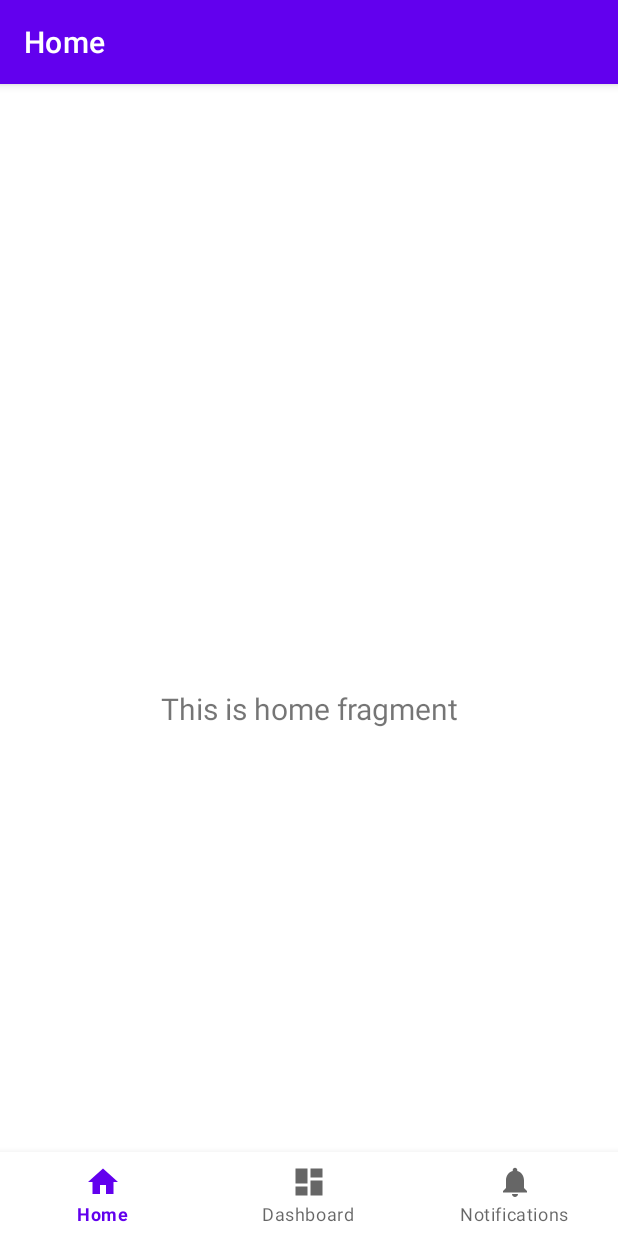
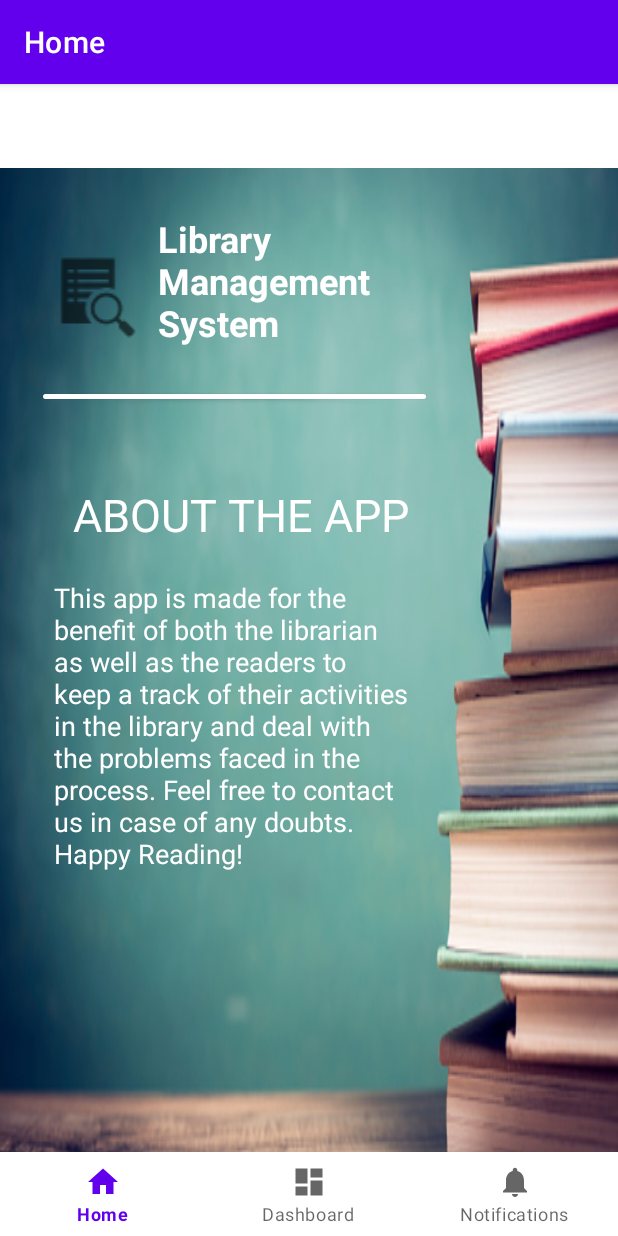
Before and after one commit to tusharnankani/library-management-system, an Android app: the screen it shows after launch (MainActivity), on a phone screen of 412 x 824 dp. Run offline under Robolectric (Android 15) with nearby library versions, the phone set to English and light mode, and no system bars; our stand-ins replace navigation-ui.

Commit message:
:books: chore: add Homepage
Title and description of the app

```diff
--- a/app/src/main/java/com/example/librarymanagementsystem/ui/home/HomeFragment.java
+++ b/app/src/main/java/com/example/librarymanagementsystem/ui/home/HomeFragment.java
@@ -23,11 +23,11 @@ public class HomeFragment extends Fragment {
         homeViewModel =
                 new ViewModelProvider(this).get(HomeViewModel.class);
         View root = inflater.inflate(R.layout.fragment_home, container, false);
-        final TextView textView = root.findViewById(R.id.text_home);
+        //final TextView textView = root.findViewById(R.id.text_home);
         homeViewModel.getText().observe(getViewLifecycleOwner(), new Observer<String>() {
             @Override
             public void onChanged(@Nullable String s) {
-                textView.setText(s);
+                //textView.setText(s);
             }
         });
         return root;
--- a/app/src/main/res/layout/fragment_home.xml
+++ b/app/src/main/res/layout/fragment_home.xml
@@ -4,19 +4,73 @@
     xmlns:tools="http://schemas.android.com/tools"
     android:layout_width="match_parent"
     android:layout_height="match_parent"
+    android:background="@drawable/books1"
     tools:context=".ui.home.HomeFragment">
 
     <TextView
-        android:id="@+id/text_home"
-        android:layout_width="match_parent"
-        android:layout_height="wrap_content"
-        android:layout_marginStart="8dp"
-        android:layout_marginTop="8dp"
-        android:layout_marginEnd="8dp"
-        android:textAlignment="center"
-        android:textSize="20sp"
+        android:id="@+id/textView"
+        android:layout_width="201dp"
+        android:layout_height="117dp"
+        android:text="Library Management System"
+        android:textColor="#FFFFFF"
+        android:textSize="24sp"
+        android:textStyle="bold"
         app:layout_constraintBottom_toBottomOf="parent"
         app:layout_constraintEnd_toEndOf="parent"
         app:layout_constraintStart_toStartOf="parent"
-        app:layout_constraintTop_toTopOf="parent" />
+        app:layout_constraintTop_toTopOf="parent"
+        app:layout_constraintVertical_bias="0.052" />
+
+    <ImageView
+        android:id="@+id/imageView"
+        android:layout_width="64dp"
+        android:layout_height="103dp"
+        android:src="?android:attr/actionModeFindDrawable"
+        app:layout_constraintBottom_toBottomOf="parent"
+        app:layout_constraintEnd_toEndOf="parent"
+        app:layout_constraintHorizontal_bias="0.083"
+        app:layout_constraintStart_toStartOf="parent"
+        app:layout_constraintTop_toTopOf="parent"
+        app:layout_constraintVertical_bias="0.05" />
+
+    <Button
+        android:id="@+id/button"
+        android:layout_width="255dp"
+        android:layout_height="15dp"
+        android:text="Button"
+        app:backgroundTint="#FFFFFF"
+        app:layout_constraintBottom_toBottomOf="parent"
+        app:layout_constraintEnd_toEndOf="parent"
+        app:layout_constraintHorizontal_bias="0.185"
+        app:layout_constraintStart_toStartOf="parent"
+        app:layout_constraintTop_toTopOf="parent"
+        app:layout_constraintVertical_bias="0.208" />
+
+    <TextView
+        android:id="@+id/textView2"
+        android:layout_width="wrap_content"
+        android:layout_height="wrap_content"
+        android:text="ABOUT THE APP"
+        android:textColor="#FFFFFF"
+        android:textSize="30sp"
+        app:layout_constraintBottom_toBottomOf="parent"
+        app:layout_constraintEnd_toEndOf="parent"
+        app:layout_constraintHorizontal_bias="0.259"
+        app:layout_constraintStart_toStartOf="parent"
+        app:layout_constraintTop_toTopOf="parent"
+        app:layout_constraintVertical_bias="0.314" />
+
+    <TextView
+        android:id="@+id/textView3"
+        android:layout_width="238dp"
+        android:layout_height="314dp"
+        android:text="This app is made for the benefit of both the librarian as well as the readers to keep a track of their activities in the library and deal with the problems faced in the process. Feel free to contact us in case of any doubts. Happy Reading!"
+        android:textColor="#FFFFFF"
+        android:textSize="18sp"
+        app:layout_constraintBottom_toBottomOf="parent"
+        app:layout_constraintEnd_toEndOf="parent"
+        app:layout_constraintHorizontal_bias="0.208"
+        app:layout_constraintStart_toStartOf="parent"
+        app:layout_constraintTop_toTopOf="parent"
+        app:layout_constraintVertical_bias="0.688" />
 </androidx.constraintlayout.widget.ConstraintLayout>
```
Also changed, not shown: app/src/main/res/drawable/books1.jpg (added).
